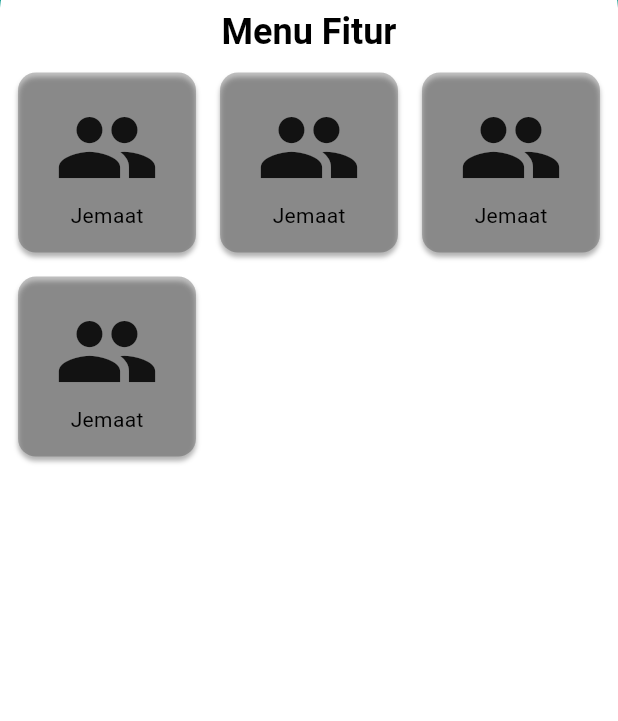
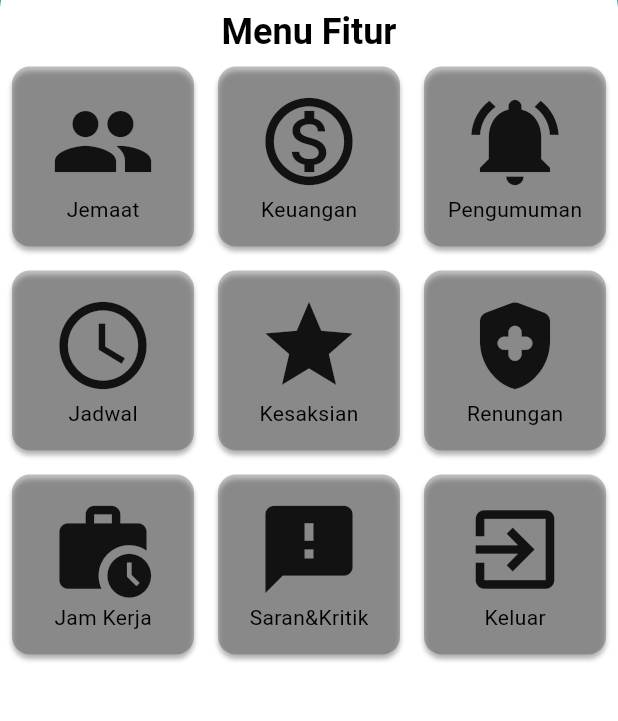
Before and after one commit to thesquad7/mobileGKI, a Flutter app: the AdminArea screen opened directly, on a phone screen of 412 x 824 dp, the part 157-878 px from its top. Run offline on Flutter 3.47's test engine with Material 3 defaults, Android fonts, the phone set to English and light mode, and no system bars; our stand-ins replace carousel_slider, get; Roboto replaces fonts that are missing (Poppins).

Commit message:
menuAdmin Done (MVC)

```diff
--- /dev/null
+++ b/lib/common/widget/j_detail.dart
@@ -0,0 +1,26 @@
+import 'package:MobileGKI/common/widget/c_header.dart';
+import 'package:MobileGKI/home/d_config/widget/b_appbar.dart';
+import 'package:flutter/material.dart';
+
+class FDetailJadwal extends StatelessWidget {
+  const FDetailJadwal({super.key});
+
+  @override
+  Widget build(BuildContext context) {
+    return Scaffold(
+      body: SingleChildScrollView(
+        child: Column(children: [
+          FilemonPrimaryHeaderCon(
+              height: 200,
+              child: Stack(children: [
+                Container(
+                  height: 50,
+                  color: Colors.red,
+                )
+              ]),
+              color: Colors.purpleAccent)
+        ]),
+      ),
+    );
+  }
+}
--- a/lib/home/admin_area.dart
+++ b/lib/home/admin_area.dart
@@ -1,4 +1,6 @@
 import 'package:MobileGKI/common/widget/c_header.dart';
+import 'package:MobileGKI/home/d_config/widget/aa_menubutton.dart';
+import 'package:MobileGKI/utils/constrains/aa_menubutton_config.dart';
 import 'package:MobileGKI/home/d_config/widget/b_appbar.dart';
 import 'package:MobileGKI/utils/constrains/colors.dart';
 import 'package:MobileGKI/utils/helper/helper_function.dart';
@@ -35,9 +37,9 @@ class AdminArea extends StatelessWidget {
             style: Theme.of(context).textTheme.headlineMedium,
           )),
           Padding(
-            padding: EdgeInsets.all(FilemonSized.borderRadiusLg),
+            padding: EdgeInsets.all(FilemonSized.borderRadiusMd),
             child: GridView.builder(
-                itemCount: 4,
+                itemCount: 9,
                 shrinkWrap: true,
                 gridDelegate: const SliverGridDelegateWithFixedCrossAxisCount(
                     mainAxisSpacing: FilemonSized.gridViewSpacing,
@@ -45,7 +47,14 @@ class AdminArea extends StatelessWidget {
                     crossAxisCount: 3,
                     mainAxisExtent: 120),
                 itemBuilder: (_, index) => Container(
-                      child: icondataAdmin(),
+                      child: GestureDetector(
+                        onTap: () {
+                          print(FMenubuttonConfig.menuname[index]);
+                        },
+                        child: icondataAdmin(
+                            icon: FMenubuttonConfig.menuIcon[index],
+                            name: FMenubuttonConfig.menuname[index]),
+                      ),
                     )),
           ),
         ]),
@@ -53,47 +62,3 @@ class AdminArea extends StatelessWidget {
     );
   }
 }
-
-class icondataAdmin extends StatelessWidget {
-  const icondataAdmin({
-    super.key,
-  });
-
-  @override
-  Widget build(BuildContext context) {
-    final dark = FilemonHelperFunctions.isDarkMode(context);
-    return Padding(
-      padding: EdgeInsets.all(0),
-      child: Container(
-        decoration: BoxDecoration(
-          boxShadow: [
-            BoxShadow(
-              color: Colors.black.withOpacity(0.3),
-              blurRadius: 2,
-              offset: Offset(0, 3), // Shadow position
-            ),
-          ],
-          color: dark
-              ? FilemonColor.white.withOpacity(0.1)
-              : FilemonColor.black.withOpacity(0.1),
-          borderRadius: BorderRadius.circular(12),
-        ),
-        child: Container(
-          decoration: BoxDecoration(
-            color: dark
-                ? FilemonColor.white.withOpacity(0.2)
-                : FilemonColor.black.withOpacity(0.2),
-            borderRadius: BorderRadius.circular(12),
-          ),
-          child: Column(mainAxisAlignment: MainAxisAlignment.center, children: [
-            Icon(
-              Icons.group,
-              size: 70,
-            ),
-            Text("Jemaat")
-          ]),
-        ),
-      ),
-    );
-  }
-}
--- /dev/null
+++ b/lib/home/d_config/widget/aa_menubutton.dart
@@ -0,0 +1,51 @@
+import 'package:MobileGKI/utils/constrains/colors.dart';
+import 'package:MobileGKI/utils/helper/helper_function.dart';
+import 'package:flutter/material.dart';
+
+class icondataAdmin extends StatelessWidget {
+  const icondataAdmin({
+    super.key,
+    required this.icon,
+    required this.name,
+  });
+  final IconData icon;
+  final String name;
+
+  @override
+  Widget build(BuildContext context) {
+    final dark = FilemonHelperFunctions.isDarkMode(context);
+    return Padding(
+      padding: EdgeInsets.all(0),
+      child: Container(
+        decoration: BoxDecoration(
+          boxShadow: [
+            BoxShadow(
+              color: Colors.black.withOpacity(0.3),
+              blurRadius: 2,
+              offset: Offset(0, 3), // Shadow position
+            ),
+          ],
+          color: dark
+              ? FilemonColor.white.withOpacity(0.1)
+              : FilemonColor.black.withOpacity(0.1),
+          borderRadius: BorderRadius.circular(12),
+        ),
+        child: Container(
+          decoration: BoxDecoration(
+            color: dark
+                ? FilemonColor.white.withOpacity(0.2)
+                : FilemonColor.black.withOpacity(0.2),
+            borderRadius: BorderRadius.circular(12),
+          ),
+          child: Column(mainAxisAlignment: MainAxisAlignment.center, children: [
+            Icon(
+              icon,
+              size: 70,
+            ),
+            Text(name)
+          ]),
+        ),
+      ),
+    );
+  }
+}
--- a/lib/home/jadwal_page.dart
+++ b/lib/home/jadwal_page.dart
@@ -1,8 +1,10 @@
 import 'package:MobileGKI/common/widget/c_header.dart';
 import 'package:MobileGKI/common/widget/c_horizontal_card.dart';
+import 'package:MobileGKI/common/widget/j_detail.dart';
 import 'package:MobileGKI/home/d_config/widget/b_appbar.dart';
 import 'package:MobileGKI/utils/constrains/image_string.dart';
 import 'package:flutter/material.dart';
+import 'package:get/get.dart';
 
 class Jadwal extends StatelessWidget {
   const Jadwal({super.key});
@@ -21,7 +23,9 @@ class Jadwal extends StatelessWidget {
               ),
             ]),
           ),
-          HorizontalCard(
+          GestureDetector(
+            onTap: () => Get.to(() => const FDetailJadwal()),
+            child: HorizontalCard(
                 tanggal: "10 Maret 2024",
                 tempat: "GKI Indramayu",
                 tema: "Melayani Tuhan",
@@ -29,6 +33,7 @@ class Jadwal extends StatelessWidget {
                 img_pendeta: Filemonimages.pendeta1,
                 jenis_ibadah: "Ibadah Umum",
                 img_bg: Filemonimages.slide2),
+          ),
           HorizontalCard(
               tanggal: "18 Maret 2024",
               tempat: "GKI Indramayu",
--- /dev/null
+++ b/lib/utils/constrains/aa_menubutton_config.dart
@@ -0,0 +1,30 @@
+import 'package:MobileGKI/utils/constrains/image_string.dart';
+import 'package:flutter/material.dart';
+
+class FMenubuttonConfig {
+  FMenubuttonConfig._();
+
+  static List<String> menuname = [
+    "Jemaat",
+    "Keuangan",
+    "Pengumuman",
+    "Jadwal",
+    "Kesaksian",
+    "Renungan",
+    "Jam Kerja",
+    "Saran&Kritik",
+    "Keluar"
+  ];
+
+  static List<IconData> menuIcon = [
+    Icons.group,
+    Icons.monetization_on_outlined,
+    Icons.notifications_active,
+    Icons.schedule_sharp,
+    Icons.star,
+    Icons.health_and_safety_rounded,
+    Icons.work_history,
+    Icons.feedback,
+    Icons.exit_to_app_outlined
+  ];
+}
```
Lines whose indentation alone changed are shown as unchanged.
